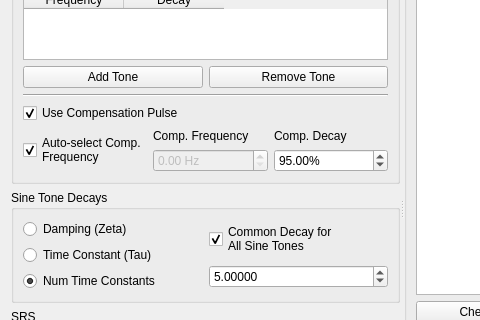
Above: src/rattlesnake/components/srs_sds_definition.ui from sandialabs/rattlesnake-vibration-controller before the change; both pictures show x 0 to 480 and y 215 to 535 of the 1145 by 846 pixel window. Below: the same form after it.
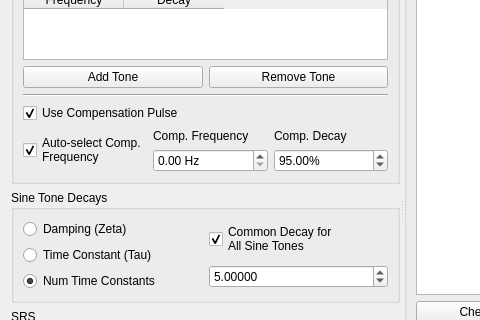
That is the form after the change. Custom widgets are drawn as their Qt base class.

Commit message: Fix missing labels

```diff
--- a/src/rattlesnake/components/srs_sds_definition.ui
+++ b/src/rattlesnake/components/srs_sds_definition.ui
@@ -296,9 +296,6 @@
                </item>
                <item>
                 <widget class="QDoubleSpinBox" name="compensation_frequency_selector">
-                 <property name="enabled">
-                  <bool>false</bool>
-                 </property>
                  <property name="suffix">
                   <string> Hz</string>
                  </property>
```
Left out of the diff: 4 changed lines with no effect on the pictures.
